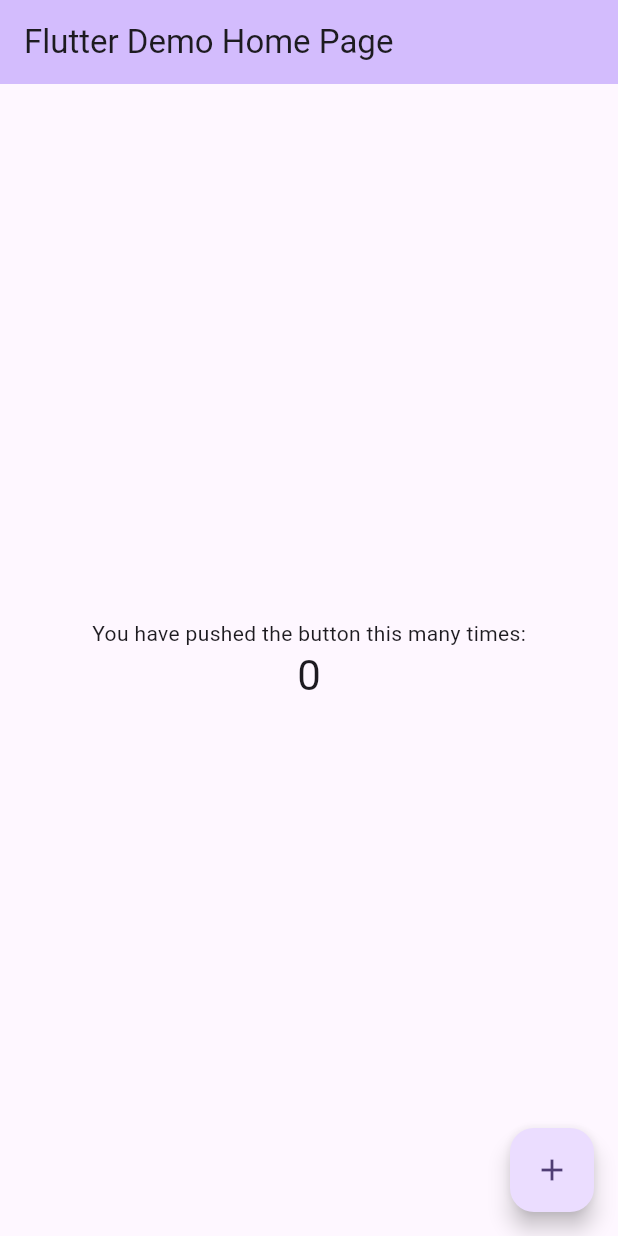
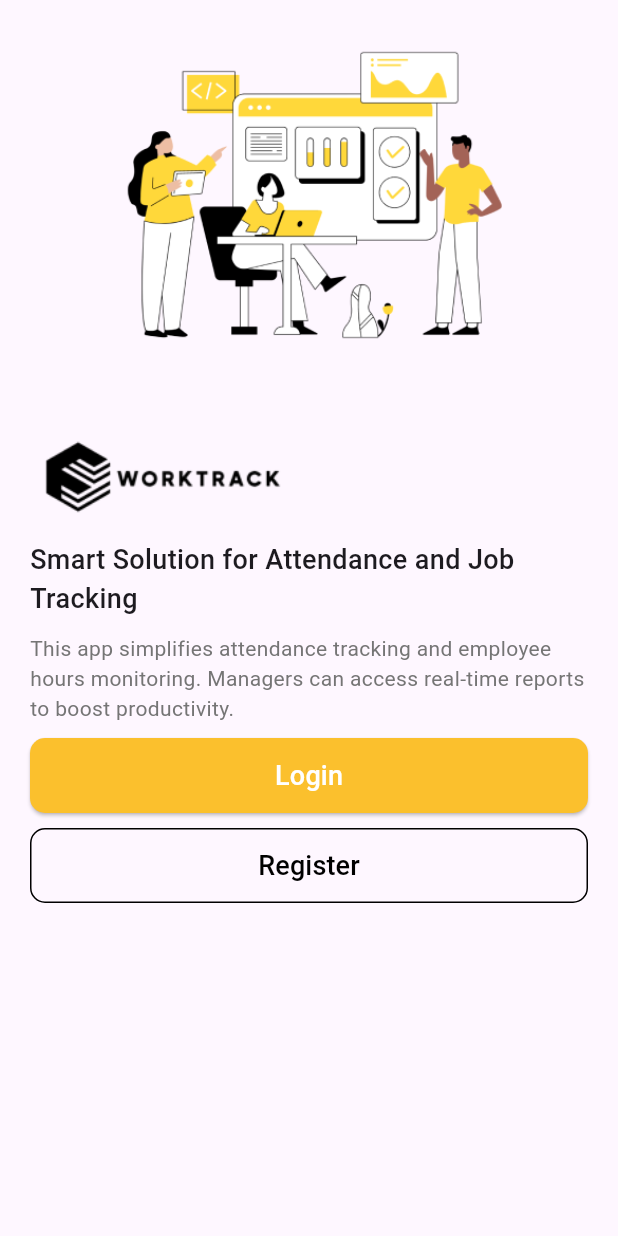
Before and after one commit to Elvrt/worktrack, a Flutter app: the screen it shows after launch, on a phone screen of 412 x 824 dp. Run offline on Flutter 3.47's test engine with Material 3 defaults, Android fonts, the phone set to English and light mode, and no system bars.

Commit message:
Login Page

```diff
--- a/lib/main.dart
+++ b/lib/main.dart
@@ -1,125 +1,125 @@
+// main.dart
 import 'package:flutter/material.dart';
+import 'login.dart'; // Import login.dart
 
 void main() {
-  runApp(const MyApp());
+  runApp(MyApp());
 }
 
 class MyApp extends StatelessWidget {
-  const MyApp({super.key});
-
-  // This widget is the root of your application.
   @override
   Widget build(BuildContext context) {
     return MaterialApp(
-      title: 'Flutter Demo',
-      theme: ThemeData(
-        // This is the theme of your application.
-        //
-        // TRY THIS: Try running your application with "flutter run". You'll see
-        // the application has a purple toolbar. Then, without quitting the app,
-        // try changing the seedColor in the colorScheme below to Colors.green
-        // and then invoke "hot reload" (save your changes or press the "hot
-        // reload" button in a Flutter-supported IDE, or press "r" if you used
-        // the command line to start the app).
-        //
-        // Notice that the counter didn't reset back to zero; the application
-        // state is not lost during the reload. To reset the state, use hot
-        // restart instead.
-        //
-        // This works for code too, not just values: Most code changes can be
-        // tested with just a hot reload.
-        colorScheme: ColorScheme.fromSeed(seedColor: Colors.deepPurple),
-        useMaterial3: true,
-      ),
-      home: const MyHomePage(title: 'Flutter Demo Home Page'),
+      home: HomeScreen(),
     );
   }
 }
 
-class MyHomePage extends StatefulWidget {
-  const MyHomePage({super.key, required this.title});
-
-  // This widget is the home page of your application. It is stateful, meaning
-  // that it has a State object (defined below) that contains fields that affect
-  // how it looks.
-
-  // This class is the configuration for the state. It holds the values (in this
-  // case the title) provided by the parent (in this case the App widget) and
-  // used by the build method of the State. Fields in a Widget subclass are
-  // always marked "final".
-
-  final String title;
-
-  @override
-  State<MyHomePage> createState() => _MyHomePageState();
-}
-
-class _MyHomePageState extends State<MyHomePage> {
-  int _counter = 0;
-
-  void _incrementCounter() {
-    setState(() {
-      // This call to setState tells the Flutter framework that something has
-      // changed in this State, which causes it to rerun the build method below
-      // so that the display can reflect the updated values. If we changed
-      // _counter without calling setState(), then the build method would not be
-      // called again, and so nothing would appear to happen.
-      _counter++;
-    });
-  }
-
+class HomeScreen extends StatelessWidget {
   @override
   Widget build(BuildContext context) {
-    // This method is rerun every time setState is called, for instance as done
-    // by the _incrementCounter method above.
-    //
-    // The Flutter framework has been optimized to make rerunning build methods
-    // fast, so that you can just rebuild anything that needs updating rather
-    // than having to individually change instances of widgets.
     return Scaffold(
-      appBar: AppBar(
-        // TRY THIS: Try changing the color here to a specific color (to
-        // Colors.amber, perhaps?) and trigger a hot reload to see the AppBar
-        // change color while the other colors stay the same.
-        backgroundColor: Theme.of(context).colorScheme.inversePrimary,
-        // Here we take the value from the MyHomePage object that was created by
-        // the App.build method, and use it to set our appbar title.
-        title: Text(widget.title),
-      ),
-      body: Center(
-        // Center is a layout widget. It takes a single child and positions it
-        // in the middle of the parent.
+      body: SafeArea(
         child: Column(
-          // Column is also a layout widget. It takes a list of children and
-          // arranges them vertically. By default, it sizes itself to fit its
-          // children horizontally, and tries to be as tall as its parent.
-          //
-          // Column has various properties to control how it sizes itself and
-          // how it positions its children. Here we use mainAxisAlignment to
-          // center the children vertically; the main axis here is the vertical
-          // axis because Columns are vertical (the cross axis would be
-          // horizontal).
-          //
-          // TRY THIS: Invoke "debug painting" (choose the "Toggle Debug Paint"
-          // action in the IDE, or press "p" in the console), to see the
-          // wireframe for each widget.
-          mainAxisAlignment: MainAxisAlignment.center,
-          children: <Widget>[
-            const Text(
-              'You have pushed the button this many times:',
+          mainAxisAlignment: MainAxisAlignment.start,
+          children: [
+            // Image utama
+            Container(
+              padding: EdgeInsets.all(0),
+              child: Image.asset(
+                'img/img1.png', // path img
+                height: 260,
+              ),
             ),
-            Text(
-              '$_counter',
-              style: Theme.of(context).textTheme.headlineMedium,
+            Padding(
+              padding: const EdgeInsets.symmetric(
+                  horizontal: 0.0), // Padding untuk logo
+              child: Align(
+                alignment: Alignment.topLeft,
+                child: Image.asset(
+                  'img/logo.png', // path img
+                  height: 100,
+                ),
+              ),
             ),
+            Padding(
+              padding: const EdgeInsets.symmetric(
+                  horizontal: 20.0), // Padding untuk teks
+              child: Column(
+                crossAxisAlignment: CrossAxisAlignment.start,
+                children: [
+                  Text(
+                    'Smart Solution for Attendance and Job Tracking',
+                    textAlign: TextAlign.left,
+                    style: TextStyle(
+                      fontSize: 18,
+                      fontWeight: FontWeight.w500,
+                    ),
+                  ),
+                  SizedBox(height: 10),
+                  Text(
+                    'This app simplifies attendance tracking and employee hours monitoring. Managers can access real-time reports to boost productivity.',
+                    textAlign: TextAlign.left,
+                    style: TextStyle(
+                      fontSize: 14,
+                      color: Colors.grey[600],
+                    ),
+                  ),
+                  SizedBox(height: 10),
+                ],
+              ),
+            ),
+            // Login & Register button
+            Padding(
+              padding: const EdgeInsets.symmetric(horizontal: 20.0),
+              child: Column(
+                children: [
+                  ElevatedButton(
+                    onPressed: () {
+                      print("Login");
+                      Navigator.push(
+                        context,
+                        MaterialPageRoute(builder: (context) => LoginScreen()),
+                      );
+                    },
+                    style: ElevatedButton.styleFrom(
+                      backgroundColor: Colors.yellow[700],
+                      foregroundColor: Colors.white,
+                      minimumSize: Size(double.infinity, 50),
+                      shape: RoundedRectangleBorder(
+                        borderRadius: BorderRadius.circular(10),
+                      ),
+                    ),
+                    child: Text(
+                      'Login',
+                      style: TextStyle(fontSize: 18),
+                    ),
+                  ),
+                  SizedBox(height: 10),
+                  OutlinedButton(
+                    onPressed: () {
+                      // Action untuk tombol Register
+                    },
+                    style: OutlinedButton.styleFrom(
+                      foregroundColor: Colors.black,
+                      minimumSize: Size(double.infinity, 50),
+                      shape: RoundedRectangleBorder(
+                        borderRadius: BorderRadius.circular(10),
+                      ),
+                      side: BorderSide(color: Colors.black),
+                    ),
+                    child: Text(
+                      'Register',
+                      style: TextStyle(fontSize: 18),
+                    ),
+                  ),
+                ],
+              ),
+            ),
+            SizedBox(height: 20),
           ],
         ),
       ),
-      floatingActionButton: FloatingActionButton(
-        onPressed: _incrementCounter,
-        tooltip: 'Increment',
-        child: const Icon(Icons.add),
-      ), // This trailing comma makes auto-formatting nicer for build methods.
     );
   }
 }
--- a/pubspec.yaml
+++ b/pubspec.yaml
@@ -59,9 +59,11 @@ flutter:
   uses-material-design: true
 
   # To add assets to your application, add an assets section, like this:
-  # assets:
-  #   - images/a_dot_burr.jpeg
+  assets:
+      - img/img1.png
+      - img/logo.png
   #   - images/a_dot_ham.jpeg
+
 
   # An image asset can refer to one or more resolution-specific "variants", see
   # https://flutter.dev/to/resolution-aware-images
```
Also changed, not shown: lib/karyawan.dart (added, +18 -0 lines), lib/login.dart (added, +155 -0 lines), img/img1.png (added), img/logo.png (added).
